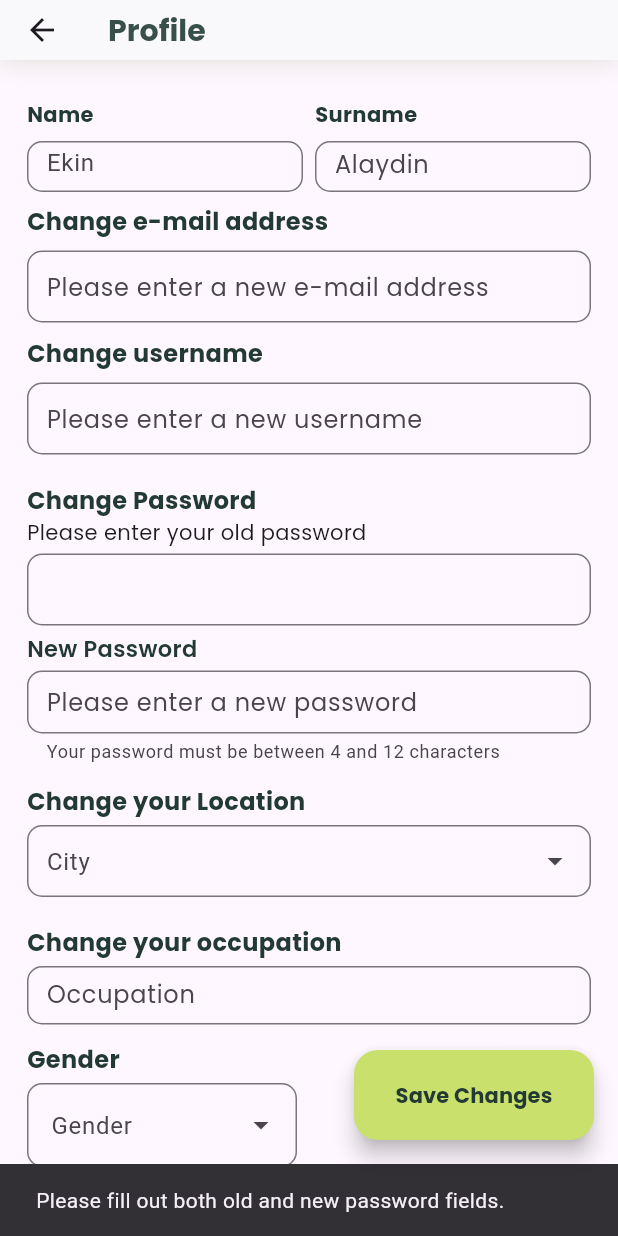
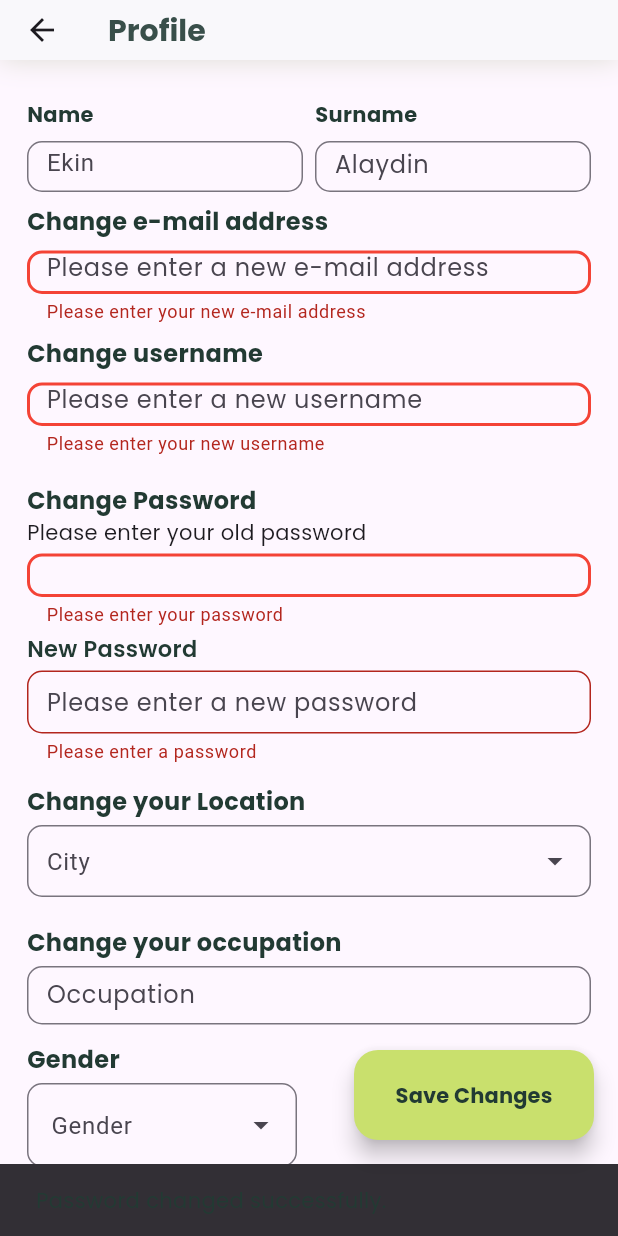
Before and after one commit to ekinalaydin/plant_app, a Flutter app: the ProfileScreen screen opened directly, after a tap on "Save Changes", on a phone screen of 412 x 824 dp. Run offline on Flutter 3.47's test engine with Material 3 defaults, Android fonts, the phone set to English and light mode, and no system bars; drawn by our look-alikes of dropdown_search; our stand-ins replace get, google_fonts, image_picker; missing offline and left inert: amplify_auth_cognito, amplify_flutter.

Commit message:
profile page problem fixed

```diff
--- a/lib/screens/profile_screen.dart
+++ b/lib/screens/profile_screen.dart
@@ -592,15 +592,7 @@ class _ProfileScreenState extends State<ProfileScreen> {
           onPressed: () {
             String oldPassword = oldPasswordController.text;
             String newPassword = newPasswordController.text;
-            if (oldPassword.isEmpty || newPassword.isEmpty) {
-              ScaffoldMessenger.of(context).showSnackBar(
-                SnackBar(
-                  content: Text(
-                    'Please fill out both old and new password fields.',
-                  ),
-                ),
-              );
-            } else if (_formKey.currentState!.validate()) {
+            if (_formKey.currentState!.validate()) {
               // Do something with the form data
               ScaffoldMessenger.of(context).showSnackBar(
                 SnackBar(
@@ -621,7 +613,7 @@ class _ProfileScreenState extends State<ProfileScreen> {
                   content: Text(
                     'Password changed successfully.',
                     style: GoogleFonts.poppins(
-                        color: Color.fromRGBO(255, 255, 255, 0.847)),
+                        color: Color.fromRGBO(34, 58, 51, 40)),
                   ),
                 ),
               );
```
